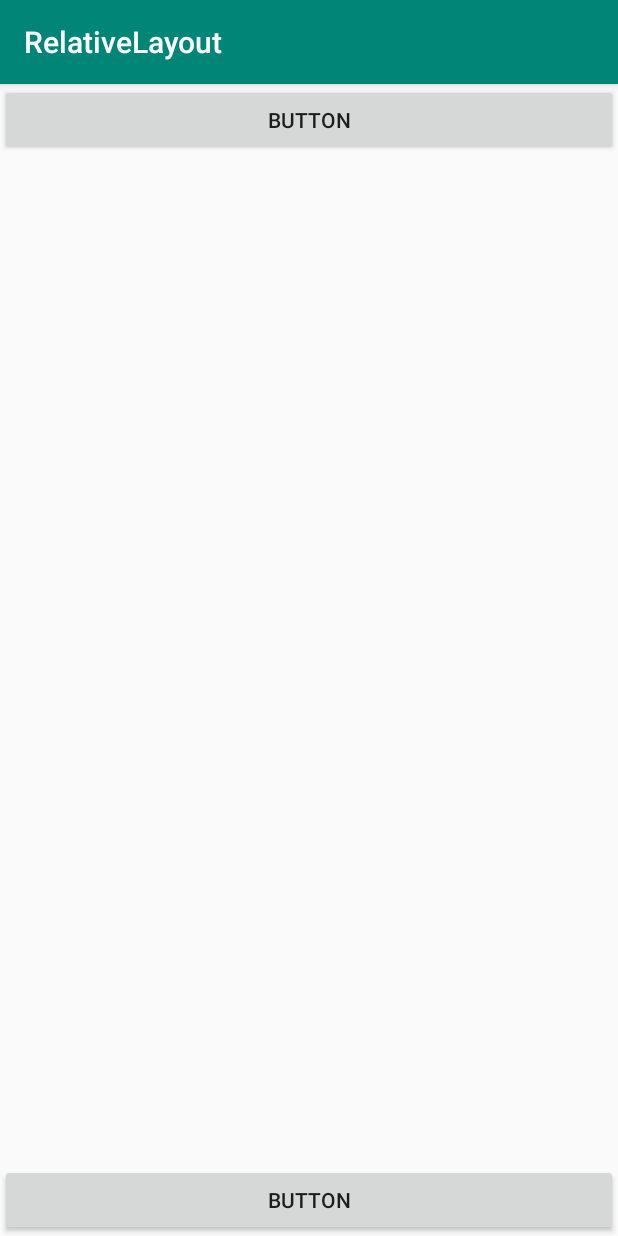
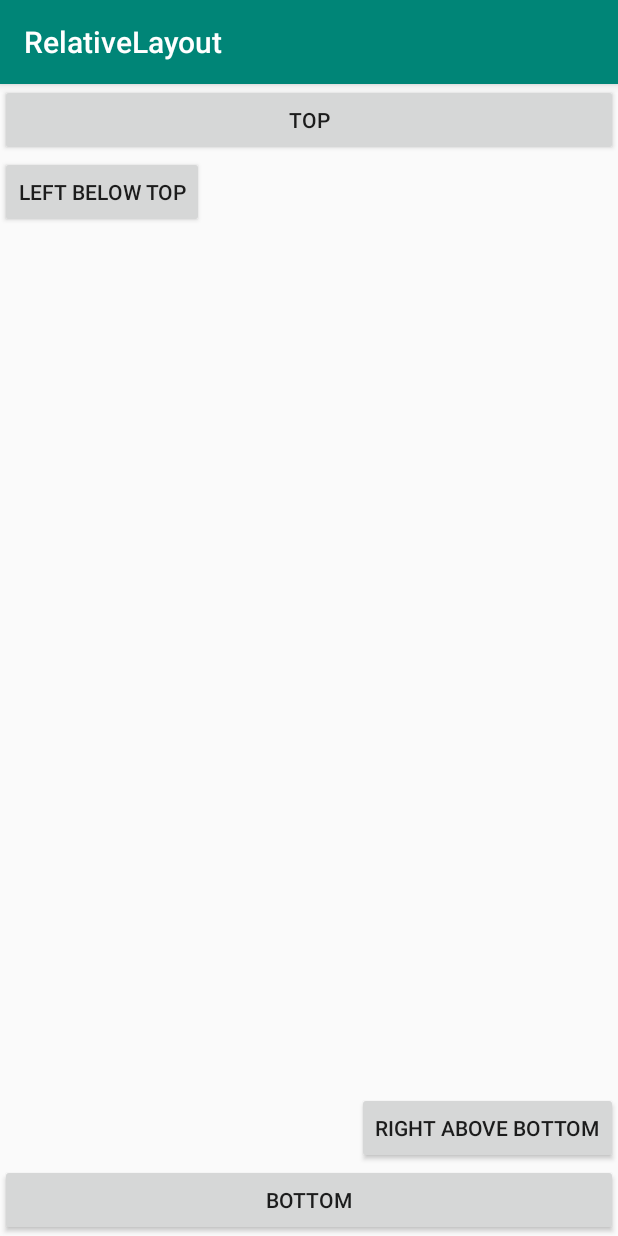
Before and after one commit to pemrograman-mobile-2019/02-relative-layout-NabilahRA, an Android app: the screen it shows after launch (MainActivity), on a phone screen of 412 x 824 dp. Run offline under Robolectric (Android 15) with nearby library versions, the phone set to English and light mode, and no system bars.

Commit message:
editbutton2

```diff
--- a/app/src/main/res/layout/activity_main.xml
+++ b/app/src/main/res/layout/activity_main.xml
@@ -13,7 +13,7 @@
         android:layout_alignParentStart="true"
         android:layout_alignParentLeft="true"
         android:layout_alignParentTop="true"
-        android:text="Button" />
+        android:text="Top" />
 
     <Button
         android:id="@+id/button2"
@@ -22,6 +22,24 @@
         android:layout_alignParentStart="true"
         android:layout_alignParentLeft="true"
         android:layout_alignParentBottom="true"
-        android:text="Button" />
+        android:text="Bottom" />
+
+    <Button
+        android:id="@+id/button3"
+        android:layout_width="wrap_content"
+        android:layout_height="wrap_content"
+        android:layout_alignParentStart="true"
+        android:layout_alignParentLeft="true"
+        android:layout_below="@id/button"
+        android:text="Left Below Top" />
+
+    <Button
+        android:id="@+id/button4"
+        android:layout_width="wrap_content"
+        android:layout_height="wrap_content"
+        android:layout_above="@id/button2"
+        android:layout_alignParentEnd="true"
+        android:layout_alignParentRight="true"
+        android:text="Right Above Bottom" />
 
 </RelativeLayout>
```
